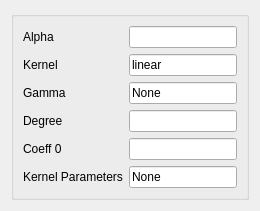
The window that ui/cv_KRR.ui (tthatcher95/PyHAT_Point_Spectra_GUI) describes before a commit, drawn with Qt 5.
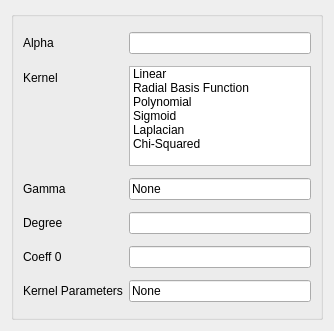
The same window after the commit.

```diff
--- a/ui/cv_KRR.ui
+++ b/ui/cv_KRR.ui
@@ -2,6 +2,14 @@
 <ui version="4.0">
  <class>Form</class>
  <widget class="QWidget" name="Form">
+  <property name="geometry">
+   <rect>
+    <x>0</x>
+    <y>0</y>
+    <width>334</width>
+    <height>331</height>
+   </rect>
+  </property>
   <property name="sizePolicy">
    <sizepolicy hsizetype="Ignored" vsizetype="Ignored">
     <horstretch>0</horstretch>
@@ -35,13 +43,6 @@
         </property>
        </widget>
       </item>
-      <item row="1" column="1">
-       <widget class="QLineEdit" name="kernelLineEdit">
-        <property name="text">
-         <string>linear</string>
-        </property>
-       </widget>
-      </item>
       <item row="2" column="0">
        <widget class="QLabel" name="gammaLabel">
         <property name="text">
@@ -104,6 +105,49 @@
         </property>
        </widget>
       </item>
+      <item row="1" column="1">
+       <widget class="QListWidget" name="kernel_list">
+        <property name="maximumSize">
+         <size>
+          <width>16777215</width>
+          <height>100</height>
+         </size>
+        </property>
+        <property name="selectionMode">
+         <enum>QAbstractItemView::MultiSelection</enum>
+        </property>
+        <item>
+         <property name="text">
+          <string>Linear</string>
+         </property>
+        </item>
+        <item>
+         <property name="text">
+          <string>Radial Basis Function</string>
+         </property>
+        </item>
+        <item>
+         <property name="text">
+          <string>Polynomial</string>
+         </property>
+        </item>
+        <item>
+         <property name="text">
+          <string>Sigmoid</string>
+         </property>
+        </item>
+        <item>
+         <property name="text">
+          <string>Laplacian</string>
+         </property>
+        </item>
+        <item>
+         <property name="text">
+          <string>Chi-Squared</string>
+         </property>
+        </item>
+       </widget>
+      </item>
      </layout>
     </widget>
    </item>
```
